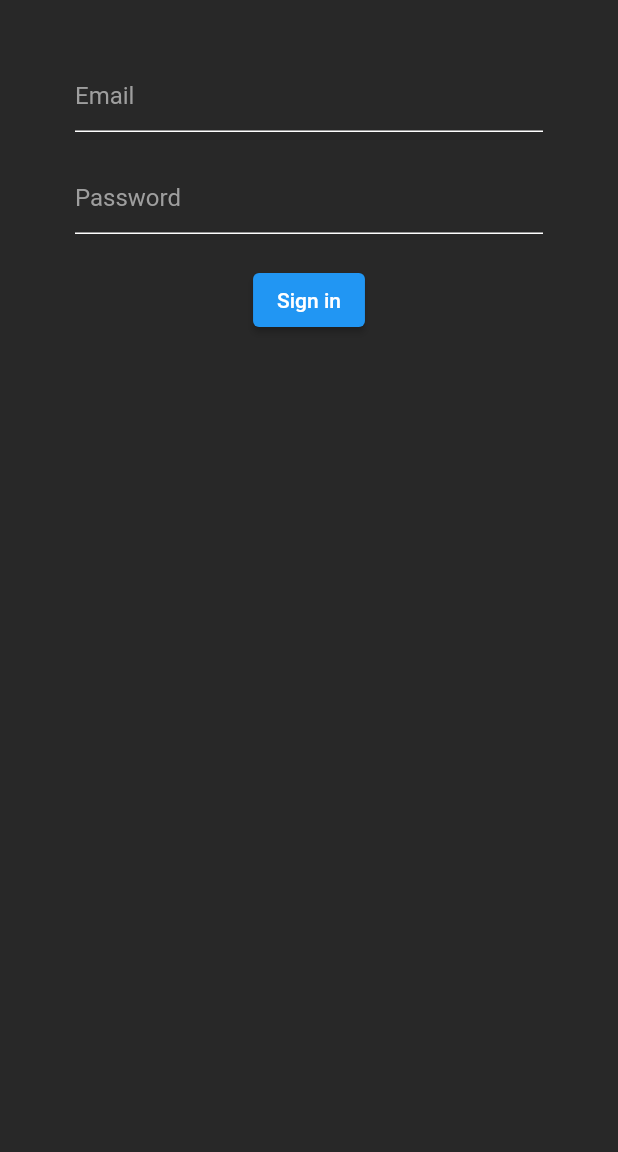
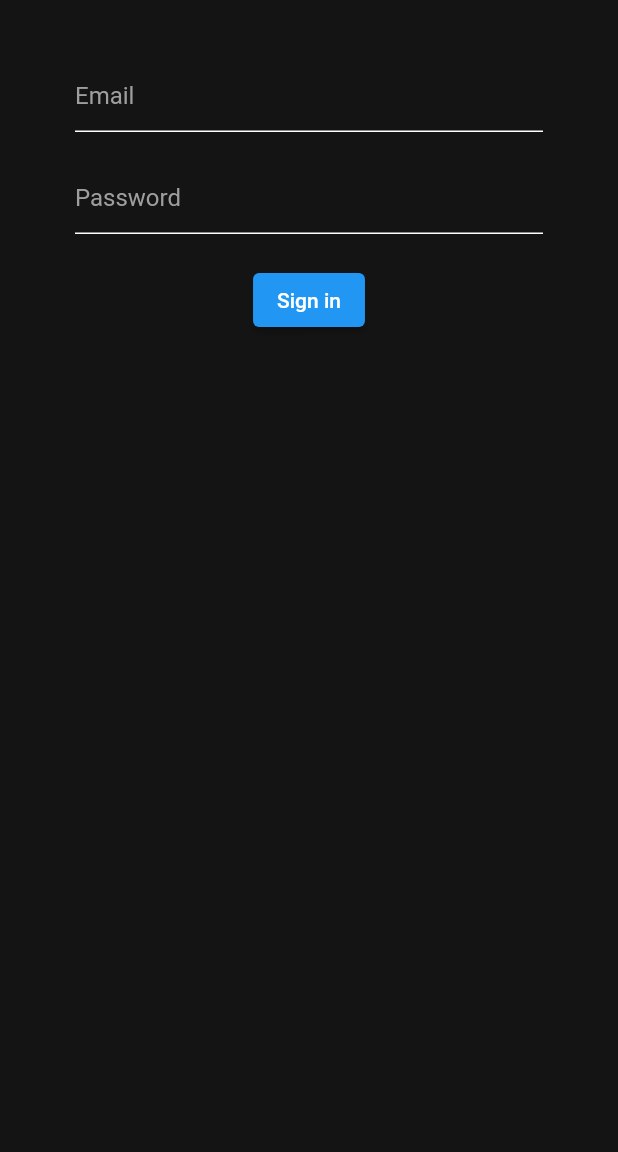
Before and after one commit to jacksondearing96/bread_basket, a Flutter app: the screen it shows after launch, on a phone screen of 412 x 824 dp, the part 84-1236 px from its top. Run offline on Flutter 3.47's test engine with Material 2 defaults, Android fonts, the light colour scheme and no system bars; our stand-ins replace cloud_firestore, email_validator, firebase_auth, firebase_core, fl_chart, flutter_spinkit; accounts and stored records are empty.

Commit message:
Changed progress graph to a light theme to better blend with the workout exercise tile.

```diff
--- a/lib/shared/constants.dart
+++ b/lib/shared/constants.dart
@@ -1,7 +1,9 @@
 import 'package:flutter/material.dart';
 
 class Constants {
-  static const Color backgroundColor = Color.fromARGB(255, 40, 40, 40);
+  static Color backgroundColor = Color.fromARGB(255, 20, 20, 20);
+  static Color lighterBackground =
+      Color.fromARGB(255, 255, 255, 255).withOpacity(0.9);
   static const Color accentColor = Colors.blueAccent;
   static const Color textColor = Colors.white;
   static const Color hintColor = Colors.grey;
@@ -10,6 +12,16 @@ class Constants {
   static const Color dropSetSetTypeColor = Colors.purple;
   static const Color failureSetTypeColor = Colors.red;
   static const Color normalSetTypeColor = Colors.black;
+
+  // Progress graph dark theme.
+  // static const Color progressGraphBackgroundColor = Color(0xff232d37);
+  // static const Color progressGraphGridLineColor = Color(0xff37434d);
+  // static const Color progressGraphBorderColor = Color(0xff37434d);
+
+  // Progress graph light theme.
+  static const Color progressGraphBackgroundColor = Colors.white;
+  static Color progressGraphGridLineColor = Color.fromARGB(255, 244, 244, 244);
+  static const Color progressGraphBorderColor = Color.fromARGB(255, 230,230,230);
 
   static const InputDecoration textInputDecoration = InputDecoration(
     hintStyle: TextStyle(color: hintColor),
```
Also changed, not shown: lib/analytics/ProgressGraph.dart (+5 -5 lines), lib/screens/workout/workoutExerciseTile.dart (+10 -6 lines).
